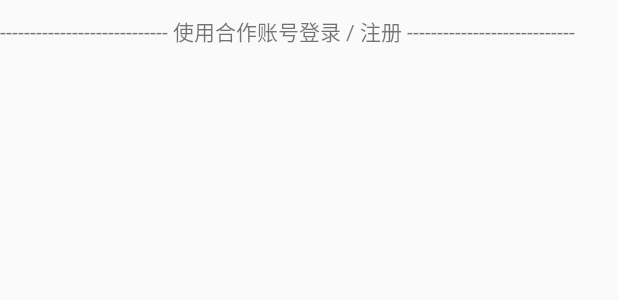
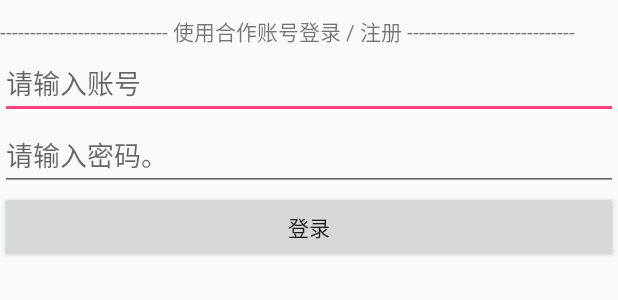
Before and after one commit to YuWenJianhui/SmileTime, an Android app: the layout activity_login.xml on its own in the app's theme, with its tools: preview values and no code run, on a phone screen of 412 x 824 dp. Shown: the top 300 px of the screen. Run offline under Robolectric (Android 15) with nearby library versions, the phone set to English and light mode, and no system bars.

Commit message:
添加登录界面和用户信息界面

```diff
--- a/app/src/main/AndroidManifest.xml
+++ b/app/src/main/AndroidManifest.xml
@@ -19,6 +19,10 @@
                 <category android:name="android.intent.category.LAUNCHER" />
             </intent-filter>
         </activity>
+        <activity android:name=".my.activitys.UserEditorActivity" android:theme="@style/NobarTheme">
+        </activity>
+        <activity android:name=".my.activitys.UserLoginActivity"/>
+        <activity android:name=".my.activitys.ManagermentThingActivity"/>
     </application>
 
 </manifest>
--- a/app/src/main/java/com/king/entity/User.java
+++ b/app/src/main/java/com/king/entity/User.java
@@ -5,4 +5,6 @@ package com.king.entity;
  */
 
 public class User {
+
+
 }
--- a/app/src/main/java/com/king/smiletime/MainActivity.java
+++ b/app/src/main/java/com/king/smiletime/MainActivity.java
@@ -3,10 +3,12 @@ package com.king.smiletime;
 
 import android.os.Bundle;
 import android.support.v4.app.FragmentActivity;
+import android.support.v4.app.FragmentManager;
 import android.support.v4.app.FragmentTransaction;
 import android.view.View;
 import android.view.Window;
 
+import com.king.smiletime.my.MyFragment;
 import com.king.smiletime.scandal.FirstFragment;
 import com.king.smiletime.video.VideoFragment;
 
@@ -46,7 +48,7 @@ public class MainActivity extends FragmentActivity {
                         .replace(R.id.tdfl_id,new VideoFragment()).commit();
                 break;
             case R.id.my_id:
-
+                fragmentManager.beginTransaction().replace(R.id.tdfl_id,new MyFragment()).commit();
                 break;
         }
     }
--- a/app/src/main/res/layout/activity_login.xml
+++ b/app/src/main/res/layout/activity_login.xml
@@ -9,5 +9,22 @@
         android:layout_marginTop="10dp"
         android:text="---------------------------- 使用合作账号登录 / 注册 ----------------------------"
         />
-
+    <EditText
+        android:id="@+id/et_userID_id"
+        android:layout_width="match_parent"
+        android:layout_height="wrap_content"
+        android:hint="请输入账号"
+        />
+    <EditText
+        android:id="@+id/et_userPassword_id"
+        android:layout_width="match_parent"
+        android:layout_height="wrap_content"
+        android:hint="请输入密码。"
+        />
+    <Button
+        android:id="@+id/btn_login_id"
+        android:layout_width="match_parent"
+        android:layout_height="wrap_content"
+        android:text="登录"
+        />
 </LinearLayout>
--- a/app/src/main/res/layout/fragment_my.xml
+++ b/app/src/main/res/layout/fragment_my.xml
@@ -14,6 +14,7 @@
         android:layout_width="match_parent"
         android:layout_height="0dp"
         android:layout_weight="3"
+        android:clickable="true"
         android:orientation="horizontal"
         android:gravity="clip_vertical">
         <ImageView
@@ -94,6 +95,7 @@
         android:layout_weight="4"
         android:orientation="vertical">
         <RelativeLayout
+            android:id="@+id/rl_qiuBaimanager_id"
             android:layout_width="match_parent"
             android:layout_height="0dp"
             android:layout_weight="1">
@@ -121,6 +123,7 @@
             />
 
         <RelativeLayout
+            android:id="@+id/rl_myMedal_id"
             android:layout_width="match_parent"
             android:layout_height="0dp"
             android:layout_weight="1">
@@ -156,6 +159,7 @@
         android:orientation="vertical">
 
         <RelativeLayout
+            android:id="@+id/rl_gameCenter_id"
             android:layout_width="match_parent"
             android:layout_height="0dp"
             android:layout_weight="2">
@@ -198,6 +202,7 @@
         />
 
     <RelativeLayout
+        android:id="@+id/rl_nightMoon_id"
         android:layout_width="match_parent"
         android:layout_height="0dp"
         android:layout_weight="2">
@@ -224,6 +229,7 @@
         />
 
     <RelativeLayout
+        android:id="@+id/rl_select_id"
         android:layout_width="match_parent"
         android:layout_height="0dp"
         android:layout_weight="2">
--- a/app/src/main/res/values/styles.xml
+++ b/app/src/main/res/values/styles.xml
@@ -7,6 +7,11 @@
         <item name="colorPrimaryDark">@color/colorPrimaryDark</item>
         <item name="colorAccent">@color/colorAccent</item>
     </style>
+    NobarTheme
+    <style name="NobarTheme" parent="AppTheme">
+        <item name="windowNoTitle">true</item>
+        <item name="windowActionBar">false</item>
+    </style>
 
     <!--name为声明的"属性集合"名，可以随便取，但是最好是设置为跟我们的View一样的名称-->
     <declare-styleable name="MyView">
```
Also changed, not shown: app/src/main/java/com/king/smiletime/my/MyFragment.java (+101 -4 lines), app/src/main/java/com/king/smiletime/my/activitys/UserLoginActivity.java (added, +31 -0 lines), app/src/main/res/mipmap-hdpi/abc_ic_ab_back_mtrl_am_alpha.png (added), app/src/main/res/mipmap-hdpi/ic_arrow_left.png (added), app/src/main/res/mipmap-hdpi/personal_sun.png (added).
